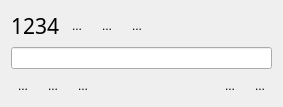
sunpeng196/MyQQDemo, file src/MyQQDemo/MyQQDemo/userinfowidget2.ui: the form before one commit.
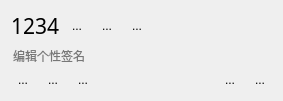
The form after the commit. Icons and pictures are not drawn.

Commit message: 调整编辑框的实现

Patch:
```diff
--- a/src/MyQQDemo/MyQQDemo/userinfowidget2.ui
+++ b/src/MyQQDemo/MyQQDemo/userinfowidget2.ui
@@ -87,7 +87,18 @@
     </layout>
    </item>
    <item>
-    <widget class="QLineEdit" name="lineEdit"/>
+    <widget class="QLineEdit" name="lineEdit">
+     <property name="styleSheet">
+      <string notr="true">background-color:transparent;
+border:0px;</string>
+     </property>
+     <property name="text">
+      <string/>
+     </property>
+     <property name="placeholderText">
+      <string>编辑个性签名</string>
+     </property>
+    </widget>
    </item>
    <item>
     <layout class="QHBoxLayout" name="horizontalLayout_2">
```
The commit also changes 4 other files.
